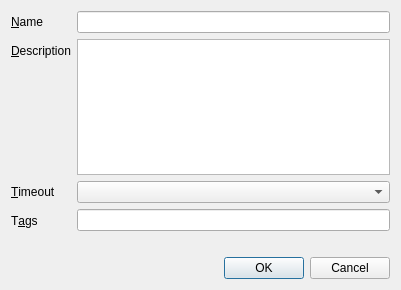
This is client/src/ui/dialogs/camera_bookmark_dialog.ui in networkoptix/nx_open as Qt 5 draws it before an edit. The edited form follows.
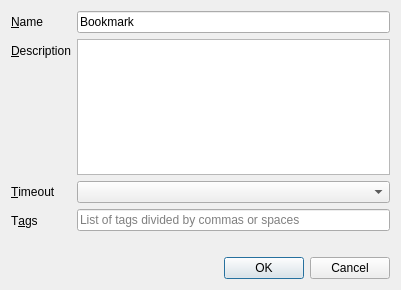
This is the edited form.

Commit message:
Updated bookmark dialog
<==== Mercurial data ====>
Branch: feature_3203_bookmarks

```diff
--- a/client/src/ui/dialogs/camera_bookmark_dialog.ui
+++ b/client/src/ui/dialogs/camera_bookmark_dialog.ui
@@ -30,7 +30,11 @@
       </widget>
      </item>
      <item row="0" column="1">
-      <widget class="QLineEdit" name="nameLineEdit"/>
+      <widget class="QLineEdit" name="nameLineEdit">
+       <property name="text">
+        <string>Bookmark</string>
+       </property>
+      </widget>
      </item>
      <item row="1" column="0">
       <widget class="QLabel" name="descriptionLabel">
@@ -84,7 +88,11 @@
          <number>0</number>
         </property>
         <item>
-         <widget class="QLineEdit" name="tagsLineEdit"/>
+         <widget class="QLineEdit" name="tagsLineEdit">
+          <property name="placeholderText">
+           <string>List of tags divided by commas or spaces</string>
+          </property>
+         </widget>
         </item>
         <item>
          <widget class="QLabel" name="tagsListLabel">
```
The commit also changes 4 other files.
